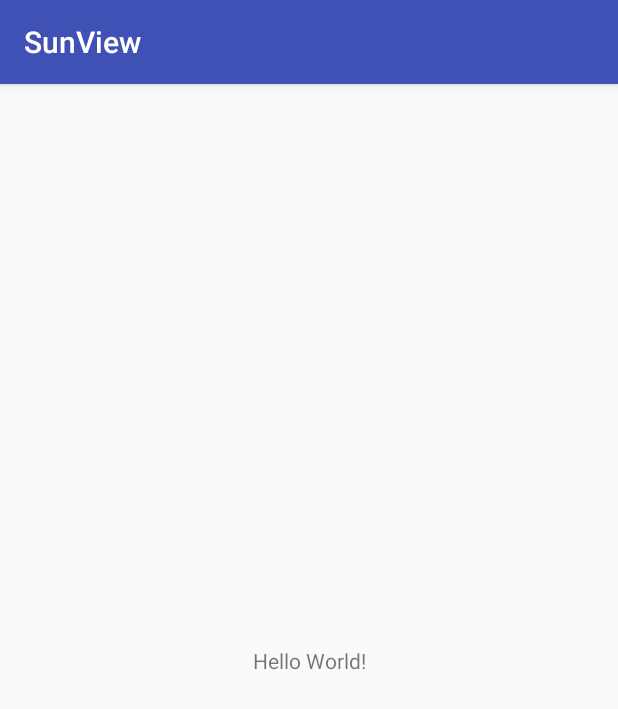
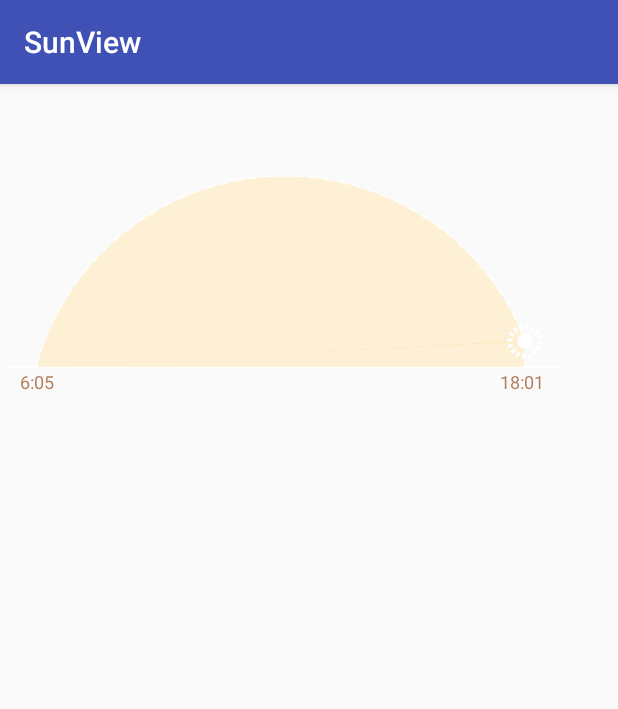
Before and after one commit to andy6804tw/SunView-lib, an Android app: the screen it shows after launch (MainActivity), on a phone screen of 412 x 824 dp. Shown: the top 709 px of the screen. Run offline under Robolectric (Android 15) with nearby library versions, the phone set to English and light mode, and no system bars.

Commit message:
新增setArcSolidColor函式可修改圓弧背景顏色

```diff
--- a/app/build.gradle
+++ b/app/build.gradle
@@ -27,4 +27,5 @@ dependencies {
     compile 'com.android.support:appcompat-v7:25.2.0'
     compile 'com.android.support.constraint:constraint-layout:1.0.0-alpha8'
     testCompile 'junit:junit:4.12'
+    compile project(':sunviewlibrary')
 }
--- a/app/src/main/java/com/openweather/sunview/MainActivity.java
+++ b/app/src/main/java/com/openweather/sunview/MainActivity.java
@@ -1,13 +1,22 @@
 package com.openweather.sunview;
 
+import android.os.Bundle;
 import android.support.v7.app.AppCompatActivity;
-import android.os.Bundle;
+
+import com.openweather.sunviewlibrary.SunView;
 
 public class MainActivity extends AppCompatActivity {
-
+    private SunView sunView;
     @Override
     protected void onCreate(Bundle savedInstanceState) {
         super.onCreate(savedInstanceState);
         setContentView(R.layout.activity_main);
+        sunView=(SunView)findViewById(R.id.sunView);
+        sunView.setCurrentTime("17:35");
+        sunView.setStartTime("6:05");
+        sunView.setEndTime("18:01");
+        sunView.setArcSolidColor("#6effe1a2");
+
+
     }
 }
--- a/app/src/main/res/layout/activity_main.xml
+++ b/app/src/main/res/layout/activity_main.xml
@@ -6,13 +6,16 @@
     android:layout_height="match_parent"
     tools:context="com.openweather.sunview.MainActivity">
 
-    <TextView
-        android:layout_width="wrap_content"
+    <com.openweather.sunviewlibrary.SunView
+        android:id="@+id/sunView"
+        android:layout_width="380dp"
         android:layout_height="wrap_content"
-        android:text="Hello World!"
-        app:layout_constraintBottom_toBottomOf="parent"
-        app:layout_constraintLeft_toLeftOf="parent"
-        app:layout_constraintRight_toRightOf="parent"
-        app:layout_constraintTop_toTopOf="parent" />
+        android:background="#00FFFFFF"
+        android:padding="5dp"
+        app:arcOffsetAngle="15"
+        app:currentTime="12:00"
+        tools:ignore="MissingConstraints"
+        tools:layout_editor_absoluteX="8dp"
+        tools:layout_editor_absoluteY="67dp" />
 
 </android.support.constraint.ConstraintLayout>
--- a/sunviewlibrary/src/main/java/com/openweather/sunviewlibrary/SunView.java
+++ b/sunviewlibrary/src/main/java/com/openweather/sunviewlibrary/SunView.java
@@ -73,6 +73,9 @@ public class SunView extends View {
         super(context, attrs, defStyleAttr);
 
         initAttrs(context, attrs);
+    }
+    public  void setArcSolidColor(String color){
+        mArcSolidColor = Color.parseColor(color);
     }
 
     private void initAttrs(Context context, AttributeSet attrs) {
```
